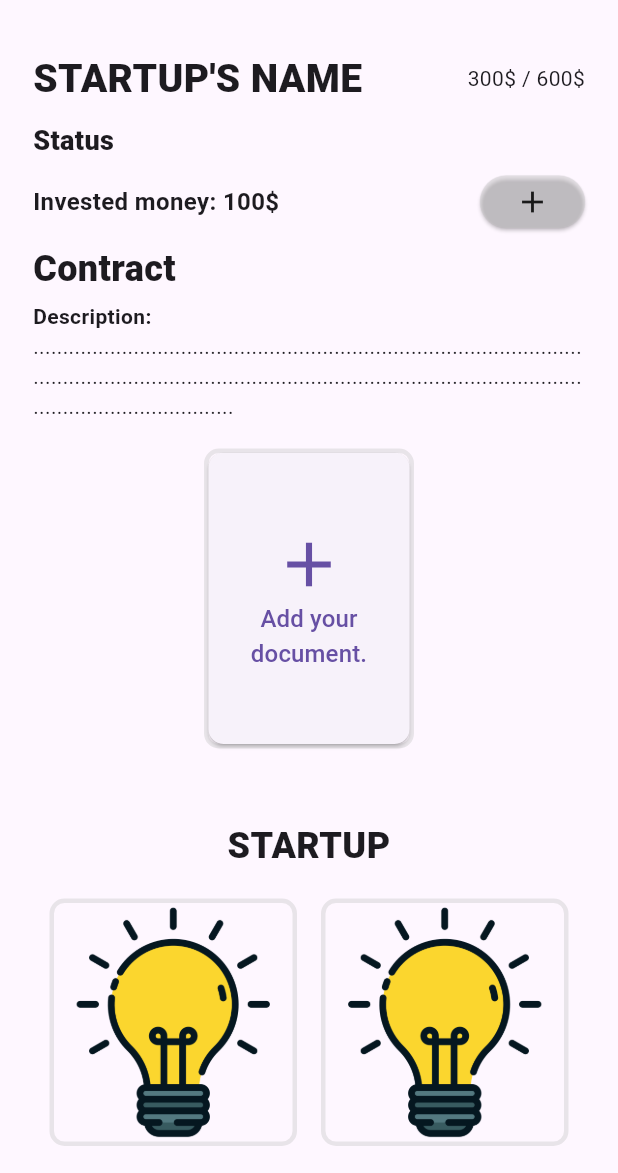
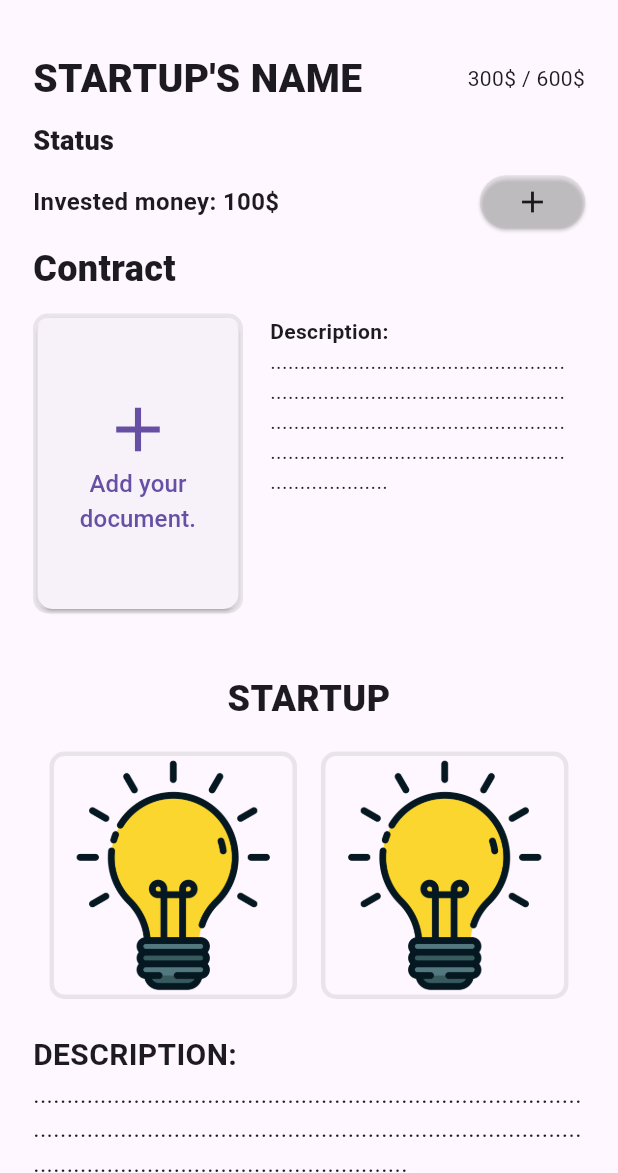
Before and after one commit to Gabo1234567890/Startify, a Flutter app: the NotMyStartupPage screen opened directly, on a phone screen of 412 x 824 dp, the part 63-1236 px from its top. Run offline on Flutter 3.47's test engine with Material 3 defaults, Android fonts, the phone set to English and light mode, and no system bars.

Commit message:
Update not_my_startup_page.dart

```diff
--- a/frontend/startify/lib/pages/not_my_startup_page.dart
+++ b/frontend/startify/lib/pages/not_my_startup_page.dart
@@ -84,25 +84,13 @@ class NotMyStartupPage extends StatelessWidget {
                           ),
                         ),
                         const SizedBox(height: 5),
-                        Align(
-                          alignment: Alignment.centerLeft,
-                          child: Text(
-                            'Description:',
-                            style: TextStyle(fontWeight: FontWeight.bold),
-                          ),
-                        ),
-                        Align(
-                          alignment: Alignment.centerLeft,
-                          child: Text(
-                            '............................................................................................................................................................................................................................',
-                          ),
-                        ),
-                        const SizedBox(height: 10),
                         Row(
-                          mainAxisAlignment: MainAxisAlignment.center,
+                          mainAxisAlignment: MainAxisAlignment.start,
+                          crossAxisAlignment: CrossAxisAlignment.start,
                           children: [
                             Padding(
-                              padding: const EdgeInsets.all(8.0),
+                              padding:
+                                  const EdgeInsets.only(right: 8.0, top: 8),
                               child: Container(
                                 width: 140,
                                 height: 200,
@@ -132,6 +120,30 @@ class NotMyStartupPage extends StatelessWidget {
                                     ],
                                   ),
                                 ),
+                              ),
+                            ),
+                            Expanded(
+                              child: Column(
+                                mainAxisAlignment: MainAxisAlignment.center,
+                                crossAxisAlignment: CrossAxisAlignment.start,
+                                children: [
+                                  Padding(
+                                    padding: const EdgeInsets.only(
+                                        left: 10.0, top: 10),
+                                    child: Text(
+                                      'Description:',
+                                      style: TextStyle(
+                                          fontWeight: FontWeight.bold),
+                                    ),
+                                  ),
+                                  Padding(
+                                    padding: const EdgeInsets.only(
+                                        left: 10.0, right: 10),
+                                    child: Text(
+                                      '............................................................................................................................................................................................................................',
+                                    ),
+                                  ),
+                                ],
                               ),
                             ),
                           ],
```
